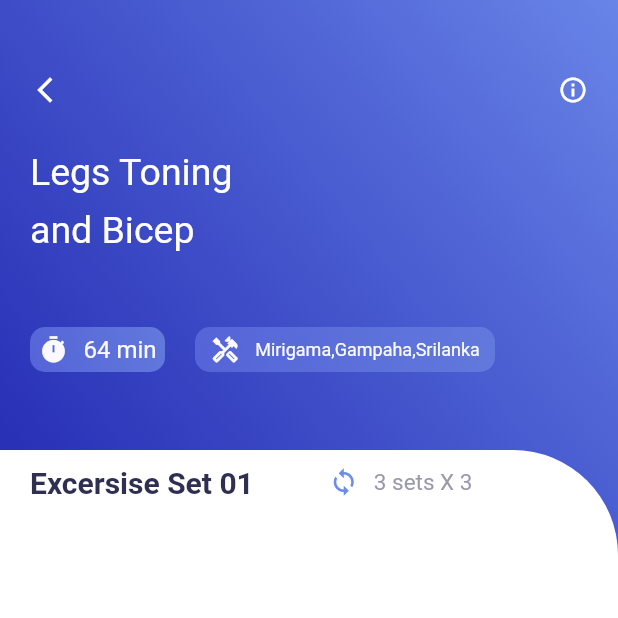
After one commit to SandeepaCharith23/TrainnigMonitoringApp2021, a Flutter app: the screen it shows after launch, after a tap on the "arrow forward" icon, on a phone screen of 412 x 824 dp, the top half of it. The commit adds this screen. Run offline on Flutter 3.47's test engine with Material 2 defaults, Android fonts, the phone set to English and light mode, and no system bars; our stand-ins replace get.

Commit message:
Created Second Page add Navigation used Get

```diff
--- /dev/null
+++ b/json/vedio.json
@@ -0,0 +1,8 @@
+[
+  {
+    "title": "Basic Sqaud",
+    "time": "45 Seconds",
+    "thumbnail": "assets/squat1.jpg",
+    "vediourl": ""
+  }
+]
--- a/lib/HomePage.dart
+++ b/lib/HomePage.dart
@@ -2,6 +2,8 @@ import 'dart:convert';
 import 'dart:ui';
 
 import 'package:flutter/material.dart';
+import 'package:get/get.dart';
+import 'package:trainnig_app_2021/vedio_info.dart';
 import 'colors.dart' as customcolors;
 
 
@@ -104,10 +106,15 @@ class _HomepageState extends State<Homepage> {
                   ),
 
                   SizedBox(width: 5.0,),
-                  Icon(
-                    Icons.arrow_forward,
-                    size: 20.0,
-                    color: customcolors.AppColor.homePageIcons,
+                  InkWell(
+                    onTap: (){
+                      Get.to(()=>VedioInfo());
+                    },
+                    child: Icon(
+                      Icons.arrow_forward,
+                      size: 20.0,
+                      color: customcolors.AppColor.homePageIcons,
+                    ),
                   ),
 
                 ],
--- a/lib/main.dart
+++ b/lib/main.dart
@@ -1,5 +1,7 @@
 import 'package:flutter/material.dart';
+import 'package:get/get.dart';
 import 'package:trainnig_app_2021/HomePage.dart';
+import 'package:trainnig_app_2021/vedio_info.dart';
 
 void main() {
   runApp(MyApp());
@@ -9,7 +11,7 @@ class MyApp extends StatelessWidget {
   // This widget is the root of your application.
   @override
   Widget build(BuildContext context) {
-    return MaterialApp(
+    return GetMaterialApp(
       title: 'Trainning App',
       theme: ThemeData(
         primarySwatch: Colors.blue,
--- /dev/null
+++ b/lib/vedio_info.dart
@@ -0,0 +1,249 @@
+import 'dart:convert';
+
+import 'package:flutter/material.dart';
+import 'package:get/get.dart';
+import 'colors.dart' as customcolors;
+
+class VedioInfo extends StatefulWidget {
+  const VedioInfo({ Key? key }) : super(key: key);
+
+  @override
+  _VedioInfoState createState() => _VedioInfoState();
+}
+
+class _VedioInfoState extends State<VedioInfo> {
+ List Vedioinfo=[];
+  _initData(){
+    DefaultAssetBundle.of(context).loadString("json/vedio.json").then((value) {
+     Vedioinfo =json.decode(value);
+    });
+  }
+
+  @override
+  void initState(){
+    super.initState();
+    _initData();
+  }
+
+  @override
+  Widget build(BuildContext context) {
+    return Scaffold(
+      body: Container(
+        decoration: BoxDecoration(
+          gradient:LinearGradient(
+            colors: [
+              customcolors.AppColor.gradientFirst.withOpacity(0.9),
+              customcolors.AppColor.gradientSecond,
+
+            ],
+            begin: const FractionalOffset(0.0, 0.4),
+            end: Alignment.topRight,
+
+          ),
+        ),
+
+        child: Column(
+
+          children: <Widget>
+          [
+            Container(
+              padding: const EdgeInsets.only(top: 50,left: 20,right: 20),
+              width: MediaQuery.of(context).size.width,
+              height: 300,
+              child: Column(
+                crossAxisAlignment: CrossAxisAlignment.start,
+                children: <Widget>
+                [
+                  Row(
+                  mainAxisAlignment: MainAxisAlignment.start,
+                  children: <Widget>[
+                    InkWell(
+                      onTap: (){
+                        Get.back();
+                      },
+                      child: Icon(
+                        Icons.arrow_back_ios_new_sharp,
+                        color: Colors.white,
+                        size: 20,
+                        ),
+                    ),
+
+                      Expanded(child: Container()),
+
+                      Icon(
+                      Icons.info_outline,
+                      color: Colors.white,
+                      size: 20,
+                      ),
+
+                  ],
+                ),
+                  SizedBox(height: 30,),
+                  Text(
+                    "Legs Toning",
+                    style: TextStyle(
+                      fontSize: 25,
+                      color: customcolors.AppColor.secondPageTitleColor
+                    ),
+                    ),
+                  SizedBox(height: 10,),
+                  Text(
+                    "and Bicep ",
+                    style: TextStyle(
+                      fontSize: 25,
+                      color: customcolors.AppColor.secondPageTitleColor,
+                    ),
+                    ),
+                  SizedBox(height: 50,),
+                  Row(
+
+                    children: <Widget>
+                    [
+                      Container(
+                        width: 90,
+                        height: 30,
+                        decoration: BoxDecoration(
+                          borderRadius: BorderRadius.circular(10),
+                          gradient: LinearGradient(
+                            colors: [
+                              customcolors.AppColor.secondPageContainerGradient1stColor,
+                              customcolors.AppColor.secondPageContainerGradient2ndColor,
+                            ],
+
+                            begin: Alignment.bottomLeft,
+                            end: Alignment.topRight,
+                          )
+                        ),
+                        child: Row(
+                          mainAxisAlignment: MainAxisAlignment.center,
+                          children: <Widget>
+                          [
+                            Icon(
+                            Icons.timer,
+                            size: 20,
+                            color: customcolors.AppColor.secondPageIconColor,
+                            ),
+                            SizedBox(width: 10,),
+
+                            Text(
+                              "64 min",
+                              style: TextStyle(
+                                fontSize: 16,
+                                color: customcolors.AppColor.secondPageIconColor,
+                              ),
+
+                            )
+
+                          ],
+                        ),
+                      ),
+
+                      SizedBox(width: 20,),
+
+                      Container(
+                        width: 200,
+                        height: 30,
+                        decoration: BoxDecoration(
+                          borderRadius: BorderRadius.circular(10),
+                          gradient: LinearGradient(
+                            colors: [
+                              customcolors.AppColor.secondPageContainerGradient1stColor,
+                              customcolors.AppColor.secondPageContainerGradient2ndColor,
+                            ],
+
+                            begin: Alignment.bottomLeft,
+                            end: Alignment.topRight,
+                          )
+                        ),
+                        child: Row(
+                          mainAxisAlignment: MainAxisAlignment.center,
+                          children: <Widget>
+                          [
+                            Icon(
+                            Icons.handyman_outlined,
+                            size: 20,
+                            color: customcolors.AppColor.secondPageIconColor,
+                            ),
+                            SizedBox(width: 10,),
+
+                            Text(
+                              "Mirigama,Gampaha,Srilanka",
+                              style: TextStyle(
+                                fontSize: 12,
+                                color: customcolors.AppColor.secondPageIconColor,
+                              ),
+
+                            )
+
+                          ],
+                        ),
+                      ),
+                    ],
+                  ),
+
+                ],
+              ),
+            ),
+            Expanded(
+              child: Container(
+
+                decoration: BoxDecoration(
+                  color: Colors.white,
+                  borderRadius: BorderRadius.only(
+                    topRight: Radius.circular(70),
+                    ),
+                ),
+               child: Column(
+                 children: <Widget>
+                 [
+                   SizedBox(height: 10,),
+                   Row(
+
+                     children: <Widget>
+                     [
+                       SizedBox(width: 20,),
+                       Text(
+                         "Excersise Set 01",
+                         style: TextStyle(
+                           color: customcolors.AppColor.circuitsColor,
+                           fontSize: 20,
+                           fontWeight: FontWeight.bold,
+                         ),
+
+                         ),
+                       SizedBox(width: 50,),
+                       Row(
+                         children: <Widget>
+                         [
+                         Icon(
+                           Icons.loop,
+                           size: 20,
+                           color: customcolors.AppColor.loopColor,
+                         ),
+                         SizedBox(width: 10,),
+
+                         Text(
+                         "3 sets X 3",
+                         style: TextStyle(
+                           color: customcolors.AppColor.setsColor,
+                           fontSize: 15,
+                         ),
+
+                         ),
+                         ],
+                       )
+
+                     ],
+                   ),
+                 ],
+               ),
+
+              ),
+            )
+          ],
+        ),
+
+      ),
+    );
+  }
+}
--- a/pubspec.yaml
+++ b/pubspec.yaml
@@ -27,6 +27,7 @@ dependencies:
   # The following adds the Cupertino Icons font to your application.
   # Use with the CupertinoIcons class for iOS style icons.
   cupertino_icons: ^1.0.2
+  get:
 
 dev_dependencies:
   flutter_test:
```
Also changed, not shown: pubspec.lock.
